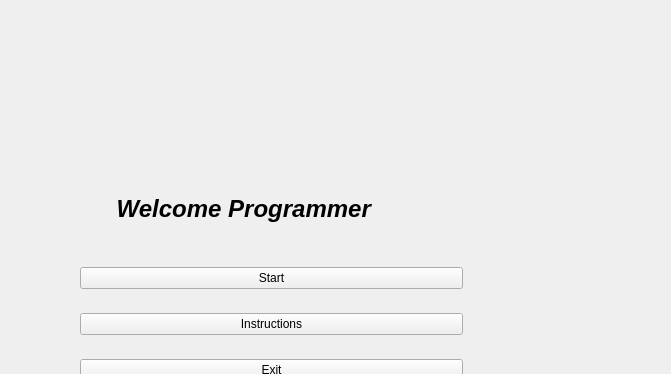
Qt form mainwindow.ui (Simran0r4/ProgrammingPuzzle) before a commit; both pictures show x 389 to 1060 and y 0 to 374 of the 1254 by 773 pixel window.
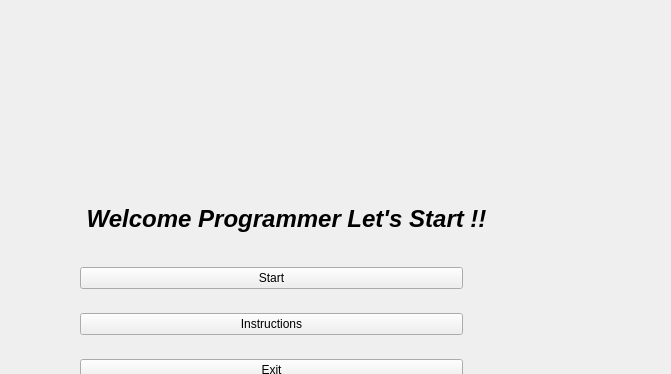
The same form after that commit. The open tabs and pages were chosen to show the change.

The edit to the form file:
```diff
--- a/mainwindow.ui
+++ b/mainwindow.ui
@@ -60,9 +60,9 @@
        <widget class="QLabel" name="label">
         <property name="geometry">
          <rect>
-          <x>490</x>
-          <y>180</y>
-          <width>381</width>
+          <x>460</x>
+          <y>190</y>
+          <width>511</width>
           <height>40</height>
          </rect>
         </property>
@@ -74,7 +74,7 @@
          </font>
         </property>
         <property name="text">
-         <string> Welcome Programmer</string>
+         <string> Welcome Programmer Let's Start !!</string>
         </property>
        </widget>
       </widget>
```
Left out of the diff: 2 changed lines with no effect on the pictures.
